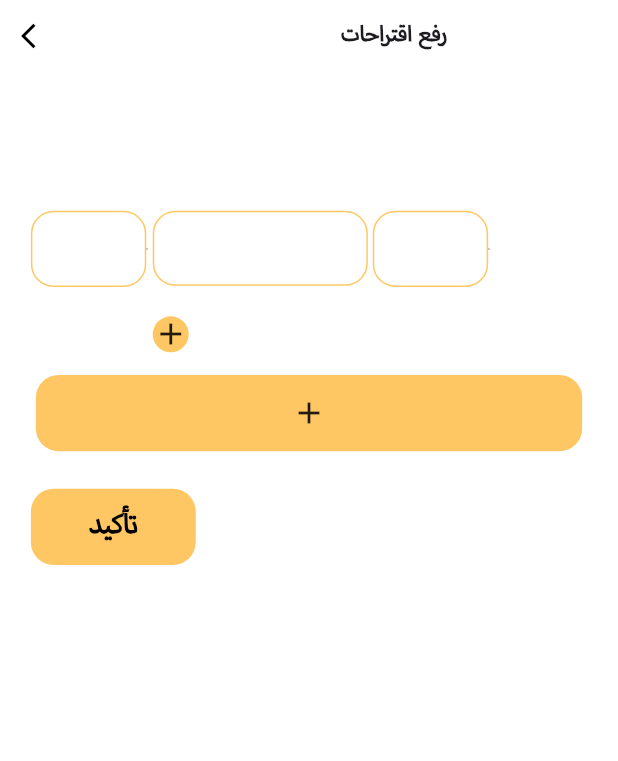
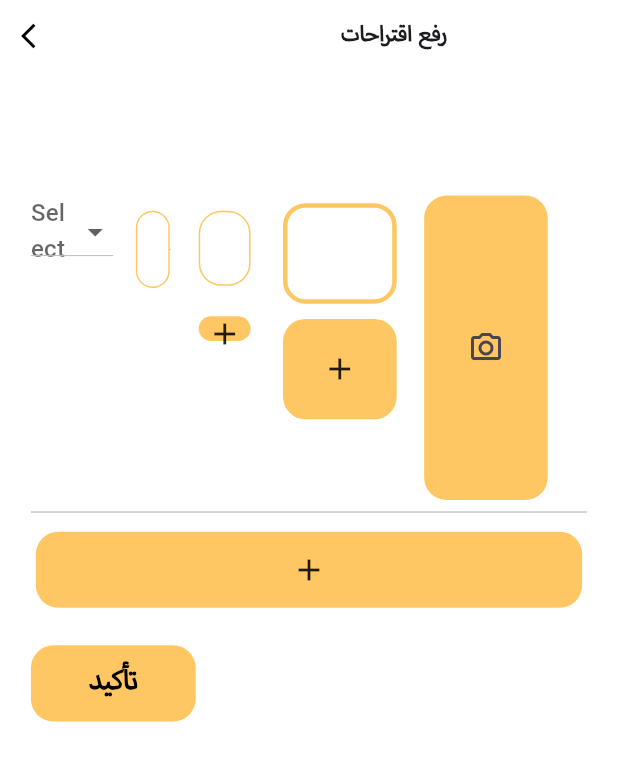
Before and after one commit to Abdelelah-PAL/foodlink_admin_panel, a Flutter app: the AddSuggestionsScreen screen opened directly, on a phone screen of 412 x 824 dp. Shown: the top 761 px of the screen. Run offline on Flutter 3.47's test engine with Material 3 defaults, Android fonts, the phone set to English and light mode, and no system bars; our stand-ins replace cloud_firestore, dotted_border, file_picker, firebase_auth, firebase_core, firebase_storage and 2 more; missing offline and left inert: firebase_app_check; accounts and stored records are empty.

Commit message:
fixing issues

```diff
--- a/lib/providers/features_provider.dart
+++ b/lib/providers/features_provider.dart
@@ -123,7 +123,7 @@ class FeaturesProvider with ChangeNotifier {
 
   void resetSuggestionValues(StorageProvider storageProvider) {
     storageProvider.suggestionsFileIsPicked = false;
-    storageProvider.pickedSuggestionsFile = null;
+    storageProvider.pickedSuggestionsImage = null;
     FeaturesController().urlController.clear();
     notifyListeners();
   }
--- a/lib/screens/features_screens/add_feature_screen.dart
+++ b/lib/screens/features_screens/add_feature_screen.dart
@@ -1,6 +1,4 @@
 import 'package:flutter/material.dart';
-import 'package:foodlink_admin_panel/screens/features_screens/show_features_screen.dart';
-import 'package:foodlink_admin_panel/screens/features_screens/widgets/feature_tile.dart';
 import 'package:get/get.dart';
 import 'package:provider/provider.dart';
 import '../../../core/constants/colors.dart';
@@ -12,6 +10,8 @@ import '../../providers/storage_provider.dart';
 import '../widgets/custom_back_button.dart';
 import '../widgets/custom_button.dart';
 import '../widgets/custom_text.dart';
+import 'show_features_screen.dart';
+import 'widgets/feature_tile.dart';
 
 class AddFeatureScreen extends StatefulWidget {
   const AddFeatureScreen({super.key});
--- a/lib/screens/food_screens/add_suggestions_screen.dart
+++ b/lib/screens/food_screens/add_suggestions_screen.dart
@@ -18,6 +18,7 @@ class AddSuggestionsScreen extends StatefulWidget {
 }
 
 class _AddSuggestionsScreenState extends State<AddSuggestionsScreen> {
+
   @override
   Widget build(BuildContext context) {
     final MealsProvider mealsProvider =
@@ -61,16 +62,20 @@ class _AddSuggestionsScreenState extends State<AddSuggestionsScreen> {
                   shrinkWrap: true,
                   itemCount: mealsProvider.numberOfSuggestionsToAdd,
                   itemBuilder: (ctx, index) {
-                    print(index);
-                    print(mealsProvider.numberOfSuggestionsToAdd);
+
                     return index == mealsProvider.numberOfSuggestionsToAdd -1
-                        ? AddSuggestionTile(mealsProvider: mealsProvider)
-                        : EmptySuggestionTile(
-                            mealsProvider: mealsProvider,
-                            settingsProvider: settingsProvider,
-                            storageProvider: storageProvider,
-                            tileIndex: index,
-                          );
+                        ? AddSuggestionTile(mealsProvider: mealsProvider, storageProvider: storageProvider,)
+                        : Column(
+                          children: [
+                            EmptySuggestionTile(
+                                mealsProvider: mealsProvider,
+                                settingsProvider: settingsProvider,
+                                storageProvider: storageProvider,
+                                tileIndex: index,
+                              ),
+                            const Divider()
+                          ],
+                        );
                   },
                 ),
                 SizeConfig.customSizedBox(null, 20, null),
--- a/lib/screens/food_screens/widgets/ingredient_box.dart
+++ b/lib/screens/food_screens/widgets/ingredient_box.dart
@@ -68,3 +68,30 @@ class AddIngredientBox extends StatelessWidget {
     );
   }
 }
+
+class AddIngredientBoxForSuggestion extends StatelessWidget {
+  const AddIngredientBoxForSuggestion({super.key, required this.mealsProvider, this.onTap});
+
+  final MealsProvider mealsProvider;
+  final GestureTapCallback? onTap;
+
+  @override
+  Widget build(BuildContext context) {
+    return GestureDetector(
+      onTap: onTap ?? mealsProvider.increaseIngredients,
+      child: Container(
+          width: SizeConfig.getProperHorizontalSpace(10),
+          height: SizeConfig.getProportionalWidth(15),
+
+          margin: EdgeInsets.symmetric(
+            vertical: SizeConfig.getProportionalHeight(10),
+            horizontal: SizeConfig.getProportionalWidth(3),
+          ),
+          decoration: BoxDecoration(
+            color: AppColors.widgetsColor,
+            borderRadius: BorderRadius.circular(15),
+          ),
+          child: const Icon(Icons.add)),
+    );
+  }
+}
--- a/lib/screens/food_screens/widgets/step_box.dart
+++ b/lib/screens/food_screens/widgets/step_box.dart
@@ -49,14 +49,15 @@ class StepBox extends StatelessWidget {
 }
 
 class AddStepBox extends StatelessWidget {
-  const AddStepBox({super.key, required this.mealsProvider});
+  const AddStepBox({super.key, required this.mealsProvider, this.onTap});
 
   final MealsProvider mealsProvider;
+  final GestureTapCallback? onTap;
 
   @override
   Widget build(BuildContext context) {
     return GestureDetector(
-      onTap: mealsProvider.increaseSteps,
+      onTap: onTap ?? mealsProvider.increaseSteps,
       child: Container(
           width: SizeConfig.getProportionalWidth(348),
           height: SizeConfig.getProportionalHeight(66),
--- a/lib/screens/food_screens/widgets/suggestion_tile.dart
+++ b/lib/screens/food_screens/widgets/suggestion_tile.dart
@@ -1,5 +1,4 @@
 import 'package:flutter/material.dart';
-import 'package:foodlink_admin_panel/screens/food_screens/widgets/ingredient_box.dart';
 import '../../../core/constants/assets.dart';
 import '../../../core/constants/colors.dart';
 import '../../../core/utils/size_config.dart';
@@ -7,7 +6,10 @@ import '../../../models/feature.dart';
 import '../../../providers/meals_provider.dart';
 import '../../../providers/settings_provider.dart';
 import '../../../providers/storage_provider.dart';
+import '../../../services/translation_services.dart';
 import '../../widgets/custom_app_textfield.dart';
+import 'ingredient_box.dart';
+import 'step_box.dart';
 
 class SuggestionTile extends StatelessWidget {
   const SuggestionTile({
@@ -61,8 +63,7 @@ class SuggestionTile extends StatelessWidget {
             width: 100,
             height: 500,
             icon: Assets.keyword,
-            controller:
-                mealsProvider.suggestionMealRecipeControllers[index],
+            controller: mealsProvider.suggestionMealRecipeControllers[index],
             maxLines: 50,
             iconSizeFactor: 1,
             settingsProvider: settingsProvider,
@@ -83,15 +84,11 @@ class SuggestionTile extends StatelessWidget {
                             ['ar_image_picked'] ==
                         true
                     ? Image.memory(
-                        storageProvider
-                            .featuresPickedImages[index]['ar_image']
-                            .files
-                            .first
-                            .bytes,
+                        storageProvider.featuresPickedImages[index]['ar_image']
+                            .files.first.bytes,
                         fit: BoxFit.fill)
                     : feature.arImageURL != ""
-                        ? Image.network(feature.arImageURL,
-                            fit: BoxFit.fill)
+                        ? Image.network(feature.arImageURL, fit: BoxFit.fill)
                         : null,
               ),
             ],
@@ -128,7 +125,17 @@ class EmptySuggestionTile extends StatefulWidget {
 }
 
 class _EmptySuggestionTileState extends State<EmptySuggestionTile> {
+  final items = [
+    TranslationService().translate("Breakfast"),
+    TranslationService().translate("Lunch"),
+    TranslationService().translate("Dinner"),
+    TranslationService().translate("Drinks"),
+    TranslationService().translate("Snacks"),
+    TranslationService().translate("Sweets"),
+  ];
   List<TextEditingController> ingredientControllers = [];
+  List<TextEditingController> stepsControllers = [];
+  String? selectedValue;
 
   @override
   void initState() {
@@ -136,11 +143,17 @@ class _EmptySuggestionTileState extends State<EmptySuggestionTile> {
     ingredientControllers = [
       TextEditingController(),
     ];
+    stepsControllers = [
+      TextEditingController(),
+    ];
   }
 
   @override
   void dispose() {
     for (var c in ingredientControllers) {
+      c.dispose();
+    }
+    for (var c in stepsControllers) {
       c.dispose();
     }
     super.dispose();
@@ -152,58 +165,117 @@ class _EmptySuggestionTileState extends State<EmptySuggestionTile> {
     });
   }
 
+  void addStepBox() {
+    setState(() {
+      stepsControllers.add(TextEditingController());
+    });
+  }
+
   @override
   Widget build(BuildContext context) {
     return Row(
       crossAxisAlignment: CrossAxisAlignment.start,
       children: [
+        SizedBox(
+          width: SizeConfig.getProportionalWidth(50),
+          child: DropdownButton<String>(
+            value: selectedValue,
+            hint: const Text("Select meal type"),
+            isExpanded: true,
+            items: items.map((String value) {
+              return DropdownMenuItem<String>(
+                value: value,
+                child: Text(value),
+              );
+            }).toList(),
+            onChanged: (newValue) {
+              setState(() {
+                selectedValue = newValue;
+              });
+            },
+          ),
+        ),
+        SizeConfig.customSizedBox(15, null, null),
         CustomAppTextField(
-          width: 70,
-          height: 50,
+          width: SizeConfig.getProperHorizontalSpace(20),
+          height: SizeConfig.getProportionalHeight(50),
           icon: Assets.keyword,
-          controller: widget.mealsProvider
-              .suggestionMealNameControllers[widget.tileIndex],
+          controller: widget
+              .mealsProvider.suggestionMealNameControllers[widget.tileIndex],
+          hintText: TranslationService().translate("meal_name"),
           maxLines: 1,
           iconSizeFactor: 1,
           settingsProvider: widget.settingsProvider,
           isCentered: true,
           textAlign: TextAlign.left,
         ),
-
-        Flexible(
-          child: SizedBox(
-            width: 150,
+        SizeConfig.customSizedBox(15, null, null),
+        SizedBox(
+          width: SizeConfig.getProperHorizontalSpace(10),
           child: Column(
             crossAxisAlignment: CrossAxisAlignment.start,
             children: [
               ...ingredientControllers.map(
-                  (controller) =>  IngredientBox(
+                (controller) => IngredientBox(
                   settingsProvider: widget.settingsProvider,
                   controller: controller,
                 ),
               ),
-                AddIngredientBox(
+              AddIngredientBoxForSuggestion(
                 mealsProvider: widget.mealsProvider,
                 onTap: addIngredient,
               ),
             ],
           ),
         ),
+        SizeConfig.customSizedBox(15, null, null),
+        SizedBox(
+          width: SizeConfig.getProperHorizontalSpace(5),
+          child: Column(
+            crossAxisAlignment: CrossAxisAlignment.start,
+            children: [
+              ...stepsControllers.map(
+                (controller) => StepBox(
+                  settingsProvider: widget.settingsProvider,
+                  controller: controller,
                 ),
-
-
-        // Recipe field
-        CustomAppTextField(
-          width: 70,
-          height: 50,
-          icon: Assets.keyword,
-          controller: widget.mealsProvider
-              .suggestionMealRecipeControllers[widget.tileIndex],
-          maxLines: 50,
-          iconSizeFactor: 1,
-          settingsProvider: widget.settingsProvider,
-          isCentered: true,
-          textAlign: TextAlign.left,
+              ),
+              AddStepBox(
+                mealsProvider: widget.mealsProvider,
+                onTap: addStepBox,
+              ),
+            ],
+          ),
+        ),
+        SizeConfig.customSizedBox(15, null, null),
+        Stack(
+          alignment: Alignment.center,
+          children: [
+            Container(
+              width: SizeConfig.getProperHorizontalSpace(5),
+              height: SizeConfig.getProportionalHeight(200),
+              decoration: BoxDecoration(
+                borderRadius: BorderRadius.circular(15),
+                color: AppColors.widgetsColor,
+              ),
+              child: widget.storageProvider
+                          .suggestionsImagesArePicked[widget.tileIndex] ==
+                      true
+                  ? Image.memory(
+                      widget
+                          .storageProvider
+                          .suggestionsPickedImages[widget.tileIndex]
+                          .files
+                          .first
+                          .bytes,
+                      fit: BoxFit.fill)
+                  : null,
+            ),
+            IconButton(
+                onPressed: () =>
+                    StorageProvider().pickSuggestionImage(widget.tileIndex),
+                icon: const Icon(Icons.camera_alt_outlined))
+          ],
         ),
       ],
     );
@@ -211,14 +283,16 @@ class _EmptySuggestionTileState extends State<EmptySuggestionTile> {
 }
 
 class AddSuggestionTile extends StatelessWidget {
-  const AddSuggestionTile({super.key, required this.mealsProvider});
+  const AddSuggestionTile(
+      {super.key, required this.mealsProvider, required this.storageProvider});
 
   final MealsProvider mealsProvider;
+  final StorageProvider storageProvider;
 
   @override
   Widget build(BuildContext context) {
     return GestureDetector(
-      onTap: mealsProvider.increaseSuggestions,
+      onTap: () => mealsProvider.increaseSuggestions(storageProvider),
       child: Container(
           width: SizeConfig.getProportionalWidth(100),
           height: SizeConfig.getProportionalHeight(50),
--- a/lib/screens/widgets/custom_app_textfield.dart
+++ b/lib/screens/widgets/custom_app_textfield.dart
@@ -7,7 +7,8 @@ import '../../services/translation_services.dart';
 import 'custom_text.dart';
 
 class CustomAppTextField extends StatelessWidget {
-  const CustomAppTextField({super.key,
+  const CustomAppTextField({
+    super.key,
     required this.width,
     required this.height,
     this.headerText,
@@ -18,7 +19,8 @@ class CustomAppTextField extends StatelessWidget {
     required this.iconSizeFactor,
     required this.settingsProvider,
     required this.isCentered,
-     this.textAlign,});
+    this.textAlign,
+  });
 
   final double width;
   final double height;
@@ -38,22 +40,25 @@ class CustomAppTextField extends StatelessWidget {
         textDirection: settingsProvider.language == 'en'
             ? TextDirection.ltr
             : TextDirection.rtl,
-        mainAxisAlignment: isCentered ? MainAxisAlignment.center : MainAxisAlignment.start,
+        mainAxisAlignment:
+            isCentered ? MainAxisAlignment.center : MainAxisAlignment.start,
         children: [
-          if(icon != null)Align(
+          if (icon != null)
+            Align(
                 alignment: Alignment.centerLeft,
                 child: icon != null
                     ? SizeConfig.customSizedBox(
                         iconSizeFactor, iconSizeFactor, Image.asset(icon!))
-                  : null
-          ),
-          if (headerText != null) CustomText(
+                    : null),
+          if (headerText != null)
+            CustomText(
               isCenter: false,
               text: TranslationService().translate(headerText!),
               fontSize: 20,
               fontWeight: FontWeight.bold,
             ),
-          if (headerText != null && icon != null) SizeConfig.customSizedBox(15, null, null),
+          if (headerText != null && icon != null)
+            SizeConfig.customSizedBox(15, null, null),
           Container(
             width: SizeConfig.getProportionalWidth(width),
             height: SizeConfig.getProportionalHeight(height),
@@ -66,7 +71,8 @@ class CustomAppTextField extends StatelessWidget {
             child: TextField(
               maxLines: maxLines,
               controller: controller,
-              textAlign: textAlign ?? (settingsProvider.language == 'en'
+              textAlign: textAlign ??
+                  (settingsProvider.language == 'en'
                       ? TextAlign.left
                       : TextAlign.right),
               decoration: InputDecoration(
@@ -74,14 +80,15 @@ class CustomAppTextField extends StatelessWidget {
                       SizeConfig.getProportionalWidth(10),
                       SizeConfig.getProportionalHeight(10),
                       SizeConfig.getProportionalWidth(10),
-                      SizeConfig.getProportionalHeight(30)),
+                      SizeConfig.getProportionalHeight(10)),
                   hintStyle: TextStyle(
                       fontSize: 20,
                       color: AppColors.hintTextColor,
                       fontFamily: AppFonts.primaryFont),
                   border: InputBorder.none,
-                  hintText: hintText != null ? TranslationService().translate(hintText!) : null
-              ),
+                  hintText: hintText != null
+                      ? TranslationService().translate(hintText!)
+                      : null),
             ),
           ),
         ]);
```
Also changed, not shown: lib/providers/meals_provider.dart (+5 -3 lines), lib/providers/storage_provider.dart (+31 -13 lines), lib/screens/features_screens/upload_suggestions_screen.dart (+5 -5 lines), pubspec.lock. Lines whose indentation alone changed are shown as unchanged.
